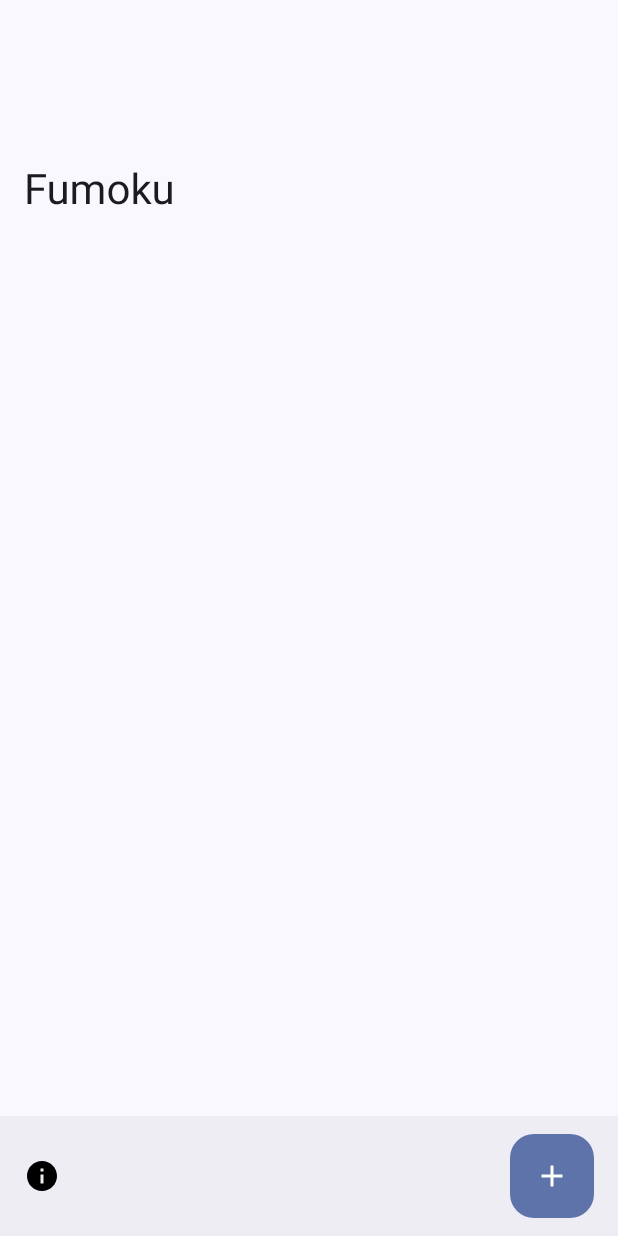
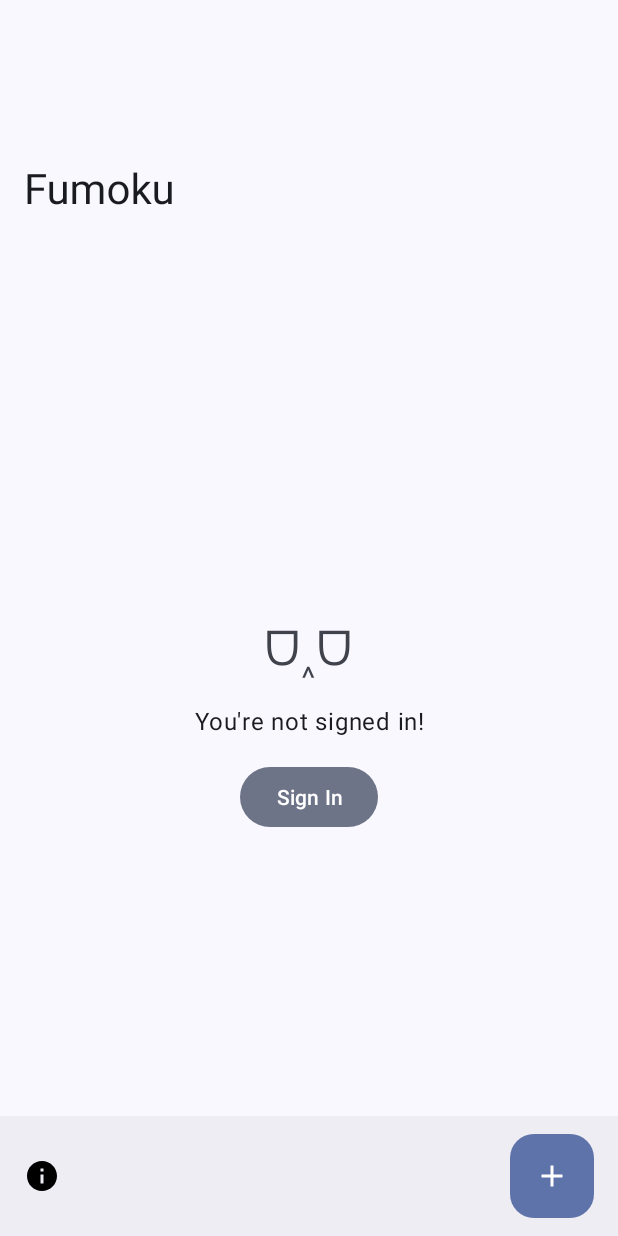
Before and after one commit to ryan-repeats/Fumoku, an Android app: the screen it shows after launch (MainActivity), on a phone screen of 412 x 824 dp. Run offline under Robolectric (Android 15) with nearby library versions, the phone set to English and light mode, and no system bars; our stand-ins replace Firebase (no records; nobody signed in at launch, a user with empty details on screens opened directly); libraries missing offline, so code that uses them is left out: com.mikepenz.aboutlibraries.

Commit message:
Firebase authentication with Google

```diff
--- a/app/build.gradle.kts
+++ b/app/build.gradle.kts
@@ -43,6 +43,7 @@ dependencies {
 
     implementation("androidx.core:core-ktx:1.9.0")
     implementation("androidx.appcompat:appcompat:1.6.1")
+    implementation("androidx.fragment:fragment-ktx:1.5.5")
     implementation("com.google.android.material:material:1.8.0")
     implementation("androidx.constraintlayout:constraintlayout:2.1.4")
     testImplementation("junit:junit:4.13.2")
@@ -58,4 +59,6 @@ dependencies {
     implementation("com.google.firebase:firebase-auth-ktx")
     implementation("com.google.firebase:firebase-firestore-ktx")
     implementation("com.google.firebase:firebase-storage-ktx")
+
+    implementation("com.google.android.gms:play-services-auth:20.4.1")
 }
--- a/app/src/main/java/live/ryyvv/fumoku/MainActivity.kt
+++ b/app/src/main/java/live/ryyvv/fumoku/MainActivity.kt
@@ -2,11 +2,29 @@ package live.ryyvv.fumoku
 
 import androidx.appcompat.app.AppCompatActivity
 import android.os.Bundle
+import android.util.Log
+import androidx.activity.result.contract.ActivityResultContracts.StartActivityForResult
 import androidx.appcompat.widget.Toolbar
+import androidx.fragment.app.Fragment
+import androidx.fragment.app.commit
+import com.google.android.gms.auth.api.signin.GoogleSignIn
+import com.google.android.gms.auth.api.signin.GoogleSignInClient
+import com.google.android.gms.auth.api.signin.GoogleSignInOptions
+import com.google.android.gms.common.api.ApiException
 import com.google.android.material.bottomappbar.BottomAppBar
+import com.google.firebase.auth.FirebaseAuth
+import com.google.firebase.auth.FirebaseUser
+import com.google.firebase.auth.GoogleAuthProvider
+import com.google.firebase.auth.ktx.auth
+import com.google.firebase.ktx.Firebase
 import com.mikepenz.aboutlibraries.LibsBuilder
+import live.ryyvv.fumoku.utils.TAG
 
 class MainActivity : AppCompatActivity() {
+    private lateinit var auth: FirebaseAuth
+
+    private lateinit var googleSignInClient: GoogleSignInClient
+
     override fun onCreate(savedInstanceState: Bundle?) {
         super.onCreate(savedInstanceState)
         setContentView(R.layout.activity_main)
@@ -29,5 +47,77 @@ class MainActivity : AppCompatActivity() {
                 else -> false
             }
         }
+
+        val gso = GoogleSignInOptions.Builder(GoogleSignInOptions.DEFAULT_SIGN_IN)
+            .requestIdToken(getString(R.string.default_web_client_id)).requestEmail().build()
+
+        googleSignInClient = GoogleSignIn.getClient(this, gso)
+
+        auth = Firebase.auth
+    }
+
+    override fun onStart() {
+        super.onStart()
+
+        updateUI(auth.currentUser)
+    }
+
+    private val signInLauncher = registerForActivityResult(StartActivityForResult()) {
+        with(it) {
+            val task = GoogleSignIn.getSignedInAccountFromIntent(data)
+            try {
+                // Google Sign In was successful, authenticate with Firebase
+                val account = task.getResult(ApiException::class.java)!!
+                Log.d(TAG, "firebaseAuthWithGoogle:" + account.id)
+                firebaseAuthWithGoogle(account.idToken!!)
+            } catch (e: ApiException) {
+                // Google Sign In failed, update UI appropriately
+                Log.w(TAG, "Google sign in failed", e)
+            }
+        }
+    }
+
+    private fun firebaseAuthWithGoogle(idToken: String) {
+        val credential = GoogleAuthProvider.getCredential(idToken, null)
+        auth.signInWithCredential(credential).addOnCompleteListener(this) { task ->
+            if (task.isSuccessful) {
+                // Sign in success, update UI with the signed-in user's information
+                Log.d(TAG, "signInWithCredential:success")
+                val user = auth.currentUser
+                updateUI(user)
+            } else {
+                // If sign in fails, display a message to the user.
+                Log.w(TAG, "signInWithCredential:failure", task.exception)
+                updateUI(null)
+            }
+        }
+    }
+
+    private fun signIn() {
+        val signInIntent = googleSignInClient.signInIntent
+        signInLauncher.launch(signInIntent)
+    }
+
+    private fun signOut() {
+        auth.signOut()
+        googleSignInClient.signOut()
+        updateUI(auth.currentUser)
+    }
+
+    private fun updateUI(user: FirebaseUser?) {
+        val fragment: Fragment = if (user == null) {
+            SignInFragment {
+                signIn()
+            }
+        } else {
+            FumoRecyclerFragment {
+                signOut()
+            }
+        }
+
+        supportFragmentManager.commit {
+            setReorderingAllowed(true)
+            replace(R.id.fragmentContainer, fragment)
+        }
     }
 }
--- /dev/null
+++ b/app/src/main/java/live/ryyvv/fumoku/SignInFragment.kt
@@ -0,0 +1,20 @@
+package live.ryyvv.fumoku
+
+import android.os.Bundle
+import androidx.fragment.app.Fragment
+import android.view.LayoutInflater
+import android.view.View
+import android.view.ViewGroup
+import android.widget.Button
+
+class SignInFragment(private val l: View.OnClickListener) : Fragment() {
+    override fun onCreateView(
+        inflater: LayoutInflater,
+        container: ViewGroup?,
+        savedInstanceState: Bundle?
+    ): View? {
+        return inflater.inflate(R.layout.fragment_sign_in, container, false).apply {
+            findViewById<Button>(R.id.button).setOnClickListener(l)
+        }
+    }
+}
--- /dev/null
+++ b/app/src/main/java/live/ryyvv/fumoku/utils/AnyTag.kt
@@ -0,0 +1,6 @@
+package live.ryyvv.fumoku.utils
+
+val Any.TAG: String
+    get() {
+        return if (javaClass.isAnonymousClass) javaClass.name else javaClass.simpleName
+    }
--- a/app/src/main/res/layout/activity_main.xml
+++ b/app/src/main/res/layout/activity_main.xml
@@ -30,15 +30,14 @@
 
     </com.google.android.material.appbar.AppBarLayout>
 
-    <androidx.recyclerview.widget.RecyclerView
-        android:id="@+id/recycler"
+    <androidx.fragment.app.FragmentContainerView
+        android:id="@+id/fragmentContainer"
         android:layout_width="match_parent"
         android:layout_height="match_parent"
         android:clipToPadding="false"
         android:paddingBottom="100dp"
         app:layout_behavior="@string/appbar_scrolling_view_behavior" />
 
-    <!-- TODO: Firebase -->
     <com.google.android.material.bottomappbar.BottomAppBar
         android:id="@+id/bottomAppBar"
         style="@style/Widget.Material3.BottomAppBar"
--- /dev/null
+++ b/app/src/main/res/layout/fragment_sign_in.xml
@@ -0,0 +1,41 @@
+<?xml version="1.0" encoding="utf-8"?>
+<androidx.appcompat.widget.LinearLayoutCompat xmlns:android="http://schemas.android.com/apk/res/android"
+    xmlns:tools="http://schemas.android.com/tools"
+    android:layout_width="match_parent"
+    android:layout_height="match_parent"
+    android:layout_gravity="center"
+    android:gravity="center"
+    android:orientation="vertical"
+    android:paddingStart="16dp"
+    android:paddingEnd="16dp"
+    tools:context=".SignInFragment">
+
+    <com.google.android.material.textview.MaterialTextView
+        style="@style/TextAppearance.Material3.HeadlineLarge"
+        android:layout_width="wrap_content"
+        android:layout_height="wrap_content"
+        android:text="@string/fumo_bad" />
+
+    <Space
+        android:layout_width="0dp"
+        android:layout_height="16dp" />
+
+    <com.google.android.material.textview.MaterialTextView
+        style="@style/TextAppearance.Material3.BodyLarge"
+        android:layout_width="match_parent"
+        android:layout_height="wrap_content"
+        android:gravity="center"
+        android:text="@string/not_signed_in" />
+
+    <Space
+        android:layout_width="0dp"
+        android:layout_height="16dp" />
+
+    <com.google.android.material.button.MaterialButton
+        android:id="@+id/button"
+        style="@style/Widget.Material3.Button.TonalButton"
+        android:layout_width="wrap_content"
+        android:layout_height="wrap_content"
+        android:text="@string/sign_in" />
+
+</androidx.appcompat.widget.LinearLayoutCompat>
--- /dev/null
+++ b/app/src/main/res/layout/fumo_item.xml
@@ -0,0 +1,6 @@
+<?xml version="1.0" encoding="utf-8"?>
+<androidx.constraintlayout.widget.ConstraintLayout xmlns:android="http://schemas.android.com/apk/res/android"
+    android:layout_width="match_parent"
+    android:layout_height="match_parent">
+
+</androidx.constraintlayout.widget.ConstraintLayout>
--- a/app/src/main/res/values/strings.xml
+++ b/app/src/main/res/values/strings.xml
@@ -5,6 +5,12 @@
     <!-- User Interfaces -->
     <string name="add">Add</string>
     <string name="about">About</string>
+    <string name="fumo_bad">ᗜ˰ᗜ</string>
+    <string name="fumo_good">ᗜˬᗜ</string>
+    <string name="sign_in">Sign In</string>
+    <string name="sign_out">Sign Out</string>
+    <string name="signed_in">You\'re signed in!</string>
+    <string name="not_signed_in">You\'re not signed in!</string>
 
     <!-- Placeholders -->
     <string name="title">Title</string>
```
Also changed, not shown: app/src/main/java/live/ryyvv/fumoku/FumoRecyclerFragment.kt (added, +21 -0 lines), app/src/main/res/layout/fragment_fumo_recycler.xml (added, +48 -0 lines).
